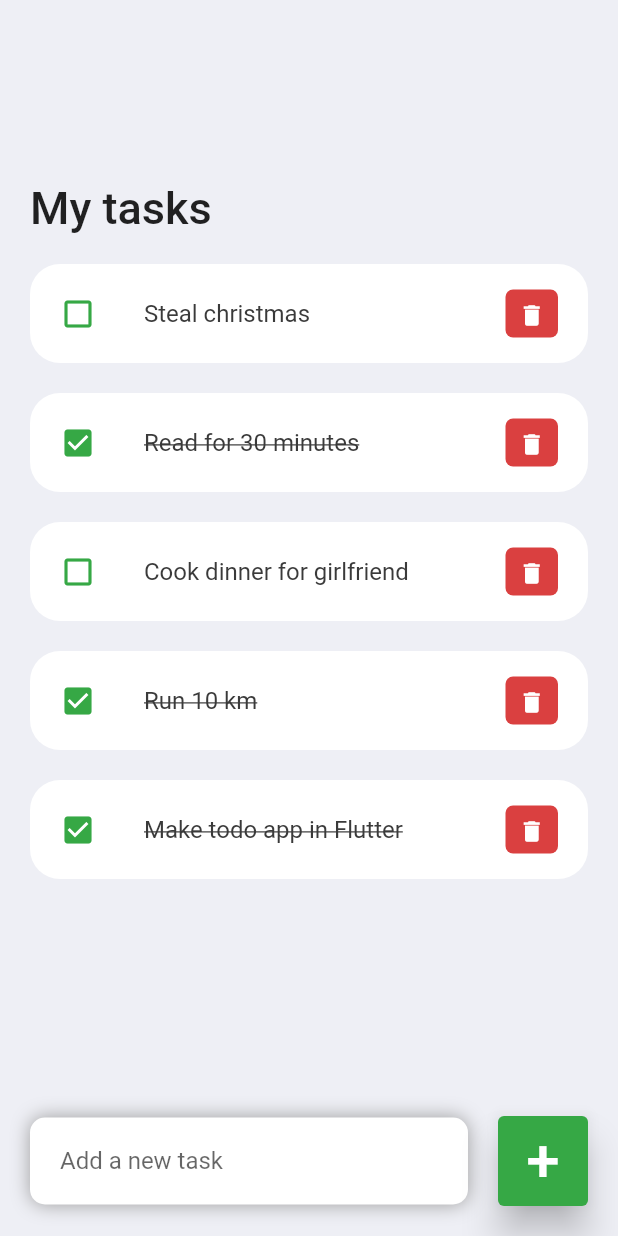
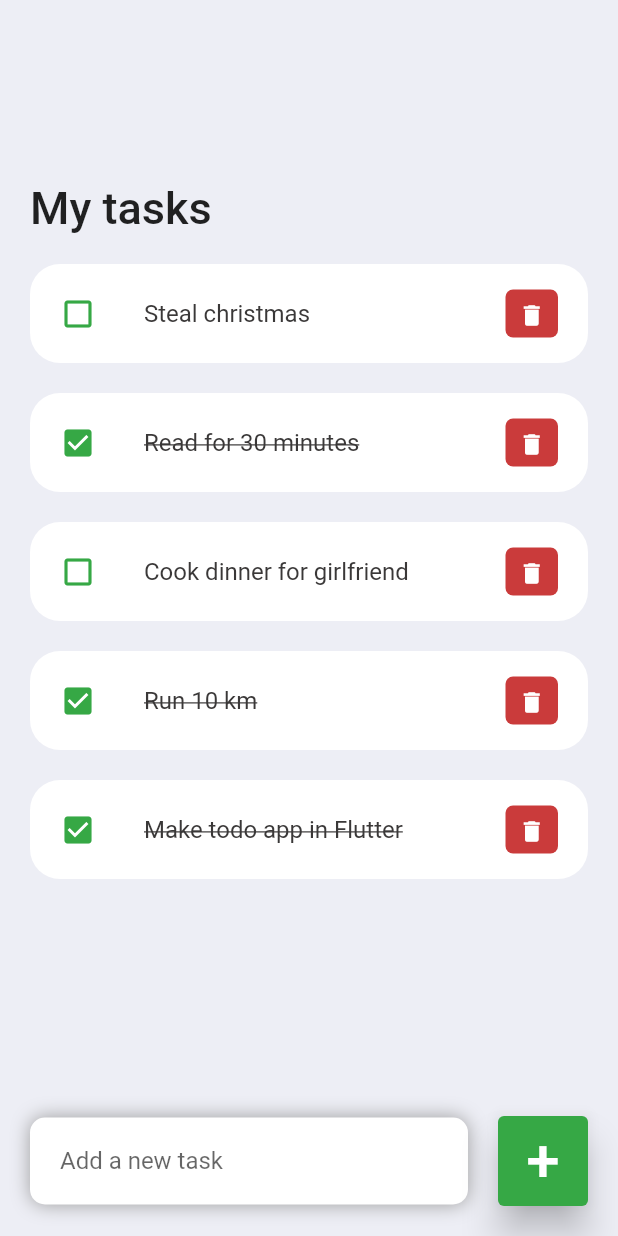
Before and after one commit to FnhNielsen/flutter-todo-app, a Flutter app: the screen it shows after launch, on a phone screen of 412 x 824 dp. Run offline on Flutter 3.47's test engine with Material 2 defaults, Android fonts, the phone set to English and light mode, and no system bars.

Commit message:
ui changes

```diff
--- a/todoapp/lib/constants/colors.dart
+++ b/todoapp/lib/constants/colors.dart
@@ -1,9 +1,9 @@
 import 'package:flutter/material.dart';
 
-const Color tdRed = Color(0xFFDA4040);
+const Color tdRed = Color.fromARGB(255, 202, 59, 59);
 const Color tdGreen = Color.fromARGB(255, 54, 168, 69);
 
-const Color tdBlack = Color(0xFF3A3A3A);
-const Color tdGrey = Color(0xFF717171);
+const Color tdBlack = Color.fromARGB(255, 58, 56, 56);
+const Color tdGrey = Color.fromARGB(255, 128, 125, 125);
 
-const Color tdBGColor = Color(0xFFEEEFF5);
+const Color tdBGColor = Color.fromARGB(255, 237, 238, 245);
```
